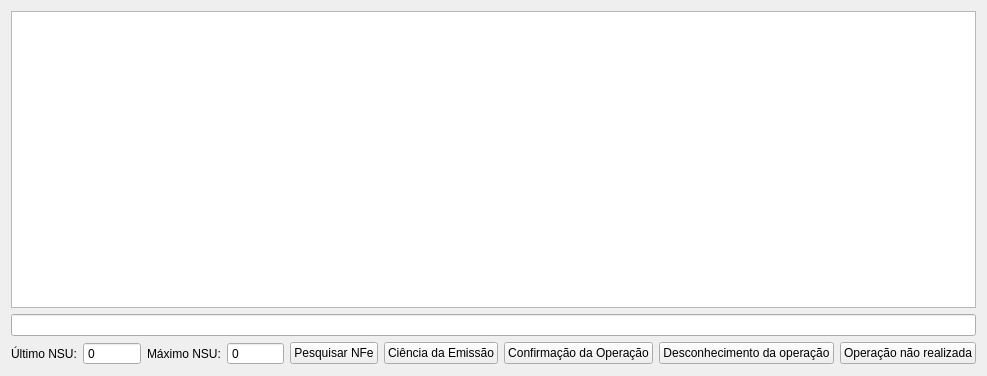
First picture: the form in ui/nfedistribuicao.ui, repository darktorres/ERP-STACCATO, before the edit.
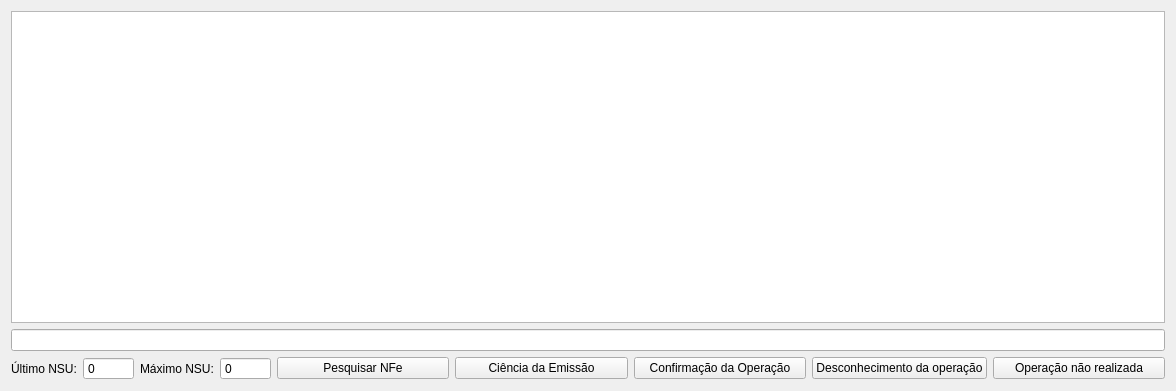
Second picture: the form after the edit. Custom widgets are drawn as their Qt base class.

Commit message: Ajuste visual

What changed in the file:
```diff
--- a/ui/nfedistribuicao.ui
+++ b/ui/nfedistribuicao.ui
@@ -6,8 +6,8 @@
    <rect>
     <x>0</x>
     <y>0</y>
-    <width>987</width>
-    <height>376</height>
+    <width>1176</width>
+    <height>391</height>
    </rect>
   </property>
   <property name="windowTitle">
@@ -18,6 +18,12 @@
     <layout class="QHBoxLayout" name="horizontalLayout_2">
      <item>
       <widget class="QLabel" name="label">
+       <property name="sizePolicy">
+        <sizepolicy hsizetype="Maximum" vsizetype="Preferred">
+         <horstretch>0</horstretch>
+         <verstretch>0</verstretch>
+        </sizepolicy>
+       </property>
        <property name="text">
         <string>Último NSU:</string>
        </property>
@@ -25,6 +31,12 @@
      </item>
      <item>
       <widget class="QSpinBox" name="spinBoxUltNSU">
+       <property name="sizePolicy">
+        <sizepolicy hsizetype="Maximum" vsizetype="Fixed">
+         <horstretch>0</horstretch>
+         <verstretch>0</verstretch>
+        </sizepolicy>
+       </property>
        <property name="readOnly">
         <bool>true</bool>
        </property>
@@ -38,6 +50,12 @@
      </item>
      <item>
       <widget class="QLabel" name="label_2">
+       <property name="sizePolicy">
+        <sizepolicy hsizetype="Maximum" vsizetype="Preferred">
+         <horstretch>0</horstretch>
+         <verstretch>0</verstretch>
+        </sizepolicy>
+       </property>
        <property name="text">
         <string>Máximo NSU:</string>
        </property>
@@ -45,6 +63,12 @@
      </item>
      <item>
       <widget class="QSpinBox" name="spinBoxMaxNSU">
+       <property name="sizePolicy">
+        <sizepolicy hsizetype="Maximum" vsizetype="Fixed">
+         <horstretch>0</horstretch>
+         <verstretch>0</verstretch>
+        </sizepolicy>
+       </property>
        <property name="readOnly">
         <bool>true</bool>
        </property>
```
Left out of the diff: 14 changed lines with no effect on the pictures.
